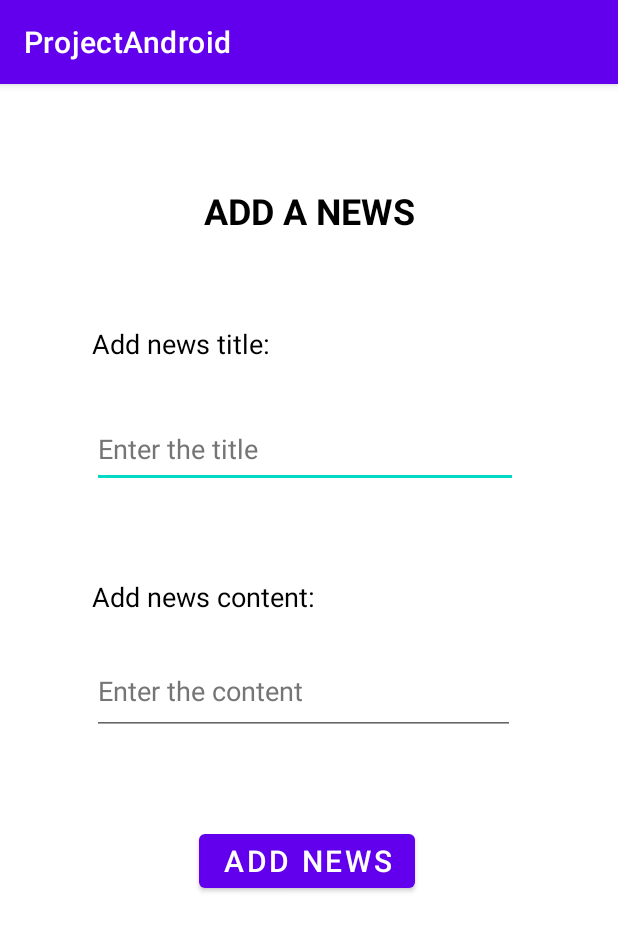
After one commit to AtasieOana/Android-Project, an Android app: the NewNewsActivity screen opened directly, with no data from a screen before it, on a phone screen of 412 x 824 dp. The commit adds this screen. Shown: the top 931 px of the screen. Run offline under Robolectric (Android 15) with nearby library versions, the phone set to English and light mode, and no system bars.

Commit message:
add news activity

```diff
--- a/app/src/main/AndroidManifest.xml
+++ b/app/src/main/AndroidManifest.xml
@@ -24,6 +24,7 @@
         </intent-filter>
         </activity>
         <activity android:name=".RegisterActivity"/>
+        <activity android:name=".NewNewsActivity"/>
         <activity android:name=".MainActivity" />
 
     </application>
--- a/app/src/main/java/com/example/projectandroid/LoginActivity.java
+++ b/app/src/main/java/com/example/projectandroid/LoginActivity.java
@@ -10,6 +10,7 @@ import android.widget.Toast;
 import androidx.appcompat.app.AppCompatActivity;
 
 import com.example.projectandroid.models.User;
+import com.example.projectandroid.newsApi.AsyncTaskNews;
 import com.example.projectandroid.repository.UserRepository;
 
 public class LoginActivity extends AppCompatActivity {
@@ -29,6 +30,10 @@ public class LoginActivity extends AppCompatActivity {
         loginButton = findViewById(R.id.pressLoginButton);
 
         userRepository = new UserRepository(this);
+
+        // add initial news in database
+        AsyncTaskNews task = new AsyncTaskNews(this);
+        task.execute();
 
         loginButton.setOnClickListener(new View.OnClickListener() {
             @Override
--- a/app/src/main/java/com/example/projectandroid/MainActivity.java
+++ b/app/src/main/java/com/example/projectandroid/MainActivity.java
@@ -33,12 +33,6 @@ public class MainActivity extends AppCompatActivity {
             }
         });
 
-        // add initial news in database
-        AsyncTaskNews task = new AsyncTaskNews(this);
-        task.execute();
-
-        System.out.println("main activity");
-
     }
 
     //button NewsList
--- /dev/null
+++ b/app/src/main/java/com/example/projectandroid/NewNewsActivity.java
@@ -0,0 +1,74 @@
+package com.example.projectandroid;
+
+import android.content.Intent;
+import android.os.Bundle;
+import android.view.View;
+import android.widget.Button;
+import android.widget.EditText;
+import android.widget.Toast;
+
+import androidx.appcompat.app.AppCompatActivity;
+
+import com.example.projectandroid.models.News;
+import com.example.projectandroid.models.User;
+import com.example.projectandroid.repository.NewsRepository;
+import com.example.projectandroid.repository.UserRepository;
+
+import java.util.Date;
+
+public class NewNewsActivity extends AppCompatActivity {
+
+    EditText titleInput, contentInput;
+    Button addNewsButton;
+    UserRepository userRepository;
+    NewsRepository newsRepository;
+    User user;
+
+    @Override
+    protected void onCreate(Bundle savedInstanceState) {
+        super.onCreate(savedInstanceState);
+        setContentView(R.layout.activity_new_news);
+
+        titleInput = findViewById(R.id.titleInput);
+        contentInput = findViewById(R.id.contentInput);
+        addNewsButton = findViewById(R.id.addNewsButton);
+
+        userRepository = new UserRepository(this);
+        newsRepository = new NewsRepository(this);
+
+        SessionManagement sessionManagement = new SessionManagement(NewNewsActivity.this);
+        String emailUser = sessionManagement.getSession();
+
+        user = userRepository.getUserByEmail(emailUser);
+
+        addNewsButton.setOnClickListener(new View.OnClickListener() {
+            @Override
+            public void onClick(View v) {
+                setValidation();
+            }
+        });
+    }
+
+    public void setValidation() {
+        // title invalid
+        if (titleInput.getText().toString().isEmpty()) {
+            Toast.makeText(NewNewsActivity.this, "Please write a title", Toast.LENGTH_SHORT).show();
+        }
+        else{
+            // content invalid
+            if (contentInput.getText().toString().isEmpty()) {
+                Toast.makeText(NewNewsActivity.this, "Please write a content", Toast.LENGTH_SHORT).show();
+            } else if (contentInput.getText().length() < 20) {
+                Toast.makeText(NewNewsActivity.this, "Content needs to have at least 20 characters", Toast.LENGTH_SHORT).show();
+            } else {
+                News news = new News(user.getId(), titleInput.getText().toString(),contentInput.getText().toString(), new Date());
+                newsRepository.insertNews(news);
+                System.out.println("News added: " + news);
+                Toast.makeText(NewNewsActivity.this, "News added", Toast.LENGTH_SHORT).show();
+                Intent intent = new Intent(NewNewsActivity.this, NewsFeedActivity.class);
+                startActivity(intent);
+            }
+        }
+
+    }
+}
--- a/app/src/main/java/com/example/projectandroid/NewsFeedActivity.java
+++ b/app/src/main/java/com/example/projectandroid/NewsFeedActivity.java
@@ -1,13 +1,20 @@
 package com.example.projectandroid;
 
+import android.content.Intent;
 import android.os.Bundle;
+import android.view.View;
+import android.widget.Button;
 
 import androidx.appcompat.app.AppCompatActivity;
 import androidx.fragment.app.Fragment;
 import androidx.fragment.app.FragmentTransaction;
 
+import com.example.projectandroid.newsApi.AsyncTaskNews;
+
 
 public class NewsFeedActivity extends AppCompatActivity{
+
+    Button addNewsButton;
 
     @Override
     protected void onCreate(Bundle savedInstanceState) {
@@ -19,6 +26,18 @@ public class NewsFeedActivity extends AppCompatActivity{
         transaction.replace(R.id.layoutNewsFragment,fragment,"news_fragment");
         transaction.commit();
 
+        addNewsButton = findViewById(R.id.addButton);
+
+        System.out.println("main activity");
+
+        addNewsButton.setOnClickListener(new View.OnClickListener() {
+            @Override
+            public void onClick(View v) {
+                // redirect to NewNewsActivity
+                Intent intent = new Intent(getApplicationContext(), NewNewsActivity.class);
+                startActivity(intent);
+            }
+        });
     }
 
 
--- a/app/src/main/java/com/example/projectandroid/RegisterActivity.java
+++ b/app/src/main/java/com/example/projectandroid/RegisterActivity.java
@@ -71,10 +71,15 @@ public class RegisterActivity extends AppCompatActivity {
                     Toast.makeText(RegisterActivity.this, "Password needs to have at least 6 characters", Toast.LENGTH_SHORT).show();
                 } else  {
                     // adding user
-                    User user = new User(emailInput.getText().toString(), passwordInput.getText().toString(), nameInput.getText().toString());
-                    userRepository.insertUser(user);
-                    Intent intent = new Intent(RegisterActivity.this, LoginActivity.class);
-                    startActivity(intent);
+                    if(userRepository.getUserByEmail(emailInput.getText().toString()) != null){
+                        Toast.makeText(RegisterActivity.this, "There is already an account with this email", Toast.LENGTH_SHORT).show();
+                    }
+                    else {
+                        User user = new User(emailInput.getText().toString(), passwordInput.getText().toString(), nameInput.getText().toString());
+                        userRepository.insertUser(user);
+                        Intent intent = new Intent(RegisterActivity.this, LoginActivity.class);
+                        startActivity(intent);
+                    }
                 }
             }
         }
--- a/app/src/main/java/com/example/projectandroid/models/News.java
+++ b/app/src/main/java/com/example/projectandroid/models/News.java
@@ -16,6 +16,13 @@ public class News {
 
     public News(int id, int user_id, String title, String content, Date created_at) {
         this.id = id;
+        this.user_id = user_id;
+        this.title = title;
+        this.content = content;
+        this.created_at = created_at;
+    }
+
+    public News(int user_id, String title, String content, Date created_at) {
         this.user_id = user_id;
         this.title = title;
         this.content = content;
--- a/app/src/main/java/com/example/projectandroid/repository/NewsRepository.java
+++ b/app/src/main/java/com/example/projectandroid/repository/NewsRepository.java
@@ -20,7 +20,6 @@ import java.util.ArrayList;
 import java.util.Date;
 import java.util.List;
 import java.util.Objects;
-import java.util.stream.Collectors;
 
 import retrofit2.Call;
 import retrofit2.Callback;
@@ -28,12 +27,11 @@ import retrofit2.Response;
 
 public class NewsRepository {
 
-    private final AppDatabase appDatabase;
     private final SQLiteDatabase db;
     private final UserRepository userRepository;
 
     public NewsRepository(Context context) {
-        appDatabase = new AppDatabase(context);
+        AppDatabase appDatabase = new AppDatabase(context);
         db = appDatabase.getReadableDatabase();
         userRepository = new UserRepository(context);
     }
--- /dev/null
+++ b/app/src/main/res/layout/activity_new_news.xml
@@ -0,0 +1,110 @@
+<?xml version="1.0" encoding="utf-8"?>
+<androidx.constraintlayout.widget.ConstraintLayout xmlns:android="http://schemas.android.com/apk/res/android"
+    xmlns:app="http://schemas.android.com/apk/res-auto"
+    xmlns:tools="http://schemas.android.com/tools"
+    android:layout_width="match_parent"
+    android:layout_height="match_parent"
+    tools:ignore="LabelFor"
+    >
+
+    <TextView
+        android:id="@+id/addNewsTitle"
+        android:layout_width="wrap_content"
+        android:layout_height="wrap_content"
+        android:layout_marginStart="135dp"
+        android:layout_marginTop="68dp"
+        android:layout_marginEnd="135dp"
+        android:text="@string/add_a_news"
+        android:textColor="#000000"
+        android:textSize="24sp"
+        android:textStyle="bold"
+        app:layout_constraintEnd_toEndOf="parent"
+        app:layout_constraintHorizontal_bias="1.0"
+        app:layout_constraintStart_toStartOf="parent"
+        app:layout_constraintTop_toTopOf="parent" />
+
+    <TextView
+        android:id="@+id/textTitle"
+        android:layout_width="wrap_content"
+        android:layout_height="wrap_content"
+        android:layout_marginStart="61dp"
+        android:layout_marginTop="60dp"
+        android:layout_marginEnd="246dp"
+        android:text="@string/add_news_title"
+        android:textColor="#000000"
+        android:textSize="18sp"
+        app:layout_constraintEnd_toEndOf="parent"
+        app:layout_constraintHorizontal_bias="0.0"
+        app:layout_constraintStart_toStartOf="parent"
+        app:layout_constraintTop_toBottomOf="@+id/addNewsTitle" />
+
+    <EditText
+        android:id="@+id/titleInput"
+        android:layout_width="284dp"
+        android:layout_height="52dp"
+        android:layout_marginStart="61dp"
+        android:layout_marginTop="32dp"
+        android:layout_marginEnd="140dp"
+        android:autofillHints="News title"
+        android:ems="10"
+        android:hint="@string/enter_the_title"
+        android:inputType="textPersonName"
+        android:minHeight="48dp"
+        android:textColor="#000000"
+        android:textColorHint="#757575"
+        android:textSize="18sp"
+        app:layout_constraintEnd_toEndOf="parent"
+        app:layout_constraintHorizontal_bias="0.0"
+        app:layout_constraintStart_toStartOf="parent"
+        app:layout_constraintTop_toBottomOf="@+id/textTitle" />
+
+    <TextView
+        android:id="@+id/textContent"
+        android:layout_width="wrap_content"
+        android:layout_height="wrap_content"
+        android:layout_marginStart="61dp"
+        android:layout_marginTop="60dp"
+        android:layout_marginEnd="218dp"
+        android:text="@string/add_news_content"
+        android:textColor="#000000"
+        android:textSize="18sp"
+        app:layout_constraintEnd_toEndOf="parent"
+        app:layout_constraintHorizontal_bias="0.0"
+        app:layout_constraintStart_toStartOf="parent"
+        app:layout_constraintTop_toBottomOf="@+id/titleInput" />
+
+    <EditText
+        android:id="@+id/contentInput"
+        android:layout_width="282dp"
+        android:layout_height="52dp"
+        android:layout_marginStart="61dp"
+        android:layout_marginTop="28dp"
+        android:layout_marginEnd="140dp"
+        android:autofillHints="News content"
+        android:ems="10"
+        android:gravity="start|top"
+        android:hint="@string/enter_the_content"
+        android:inputType="textMultiLine"
+        android:minHeight="48dp"
+        android:textColor="#000000"
+        android:textColorHint="#757575"
+        app:layout_constraintEnd_toEndOf="parent"
+        app:layout_constraintHorizontal_bias="0.0"
+        app:layout_constraintStart_toStartOf="parent"
+        app:layout_constraintTop_toBottomOf="@+id/textContent" />
+
+    <Button
+        android:id="@+id/addNewsButton"
+        android:layout_width="wrap_content"
+        android:layout_height="wrap_content"
+        android:layout_marginStart="198dp"
+        android:layout_marginTop="60dp"
+        android:layout_marginEnd="198dp"
+        android:text="@string/add_news"
+        android:textSize="20sp"
+        app:layout_constraintEnd_toEndOf="parent"
+        app:layout_constraintHorizontal_bias="0.515"
+        app:layout_constraintStart_toStartOf="parent"
+        app:layout_constraintTop_toBottomOf="@+id/contentInput"
+        tools:ignore="DuplicateSpeakableTextCheck" />
+</androidx.constraintlayout.widget.ConstraintLayout>
--- a/app/src/main/res/layout/activity_news_feed.xml
+++ b/app/src/main/res/layout/activity_news_feed.xml
@@ -40,6 +40,14 @@
             android:layout_width="match_parent"
             android:layout_height="wrap_content" />
 
+        <Button
+            android:id="@+id/addButton"
+            android:layout_width="match_parent"
+            android:layout_height="wrap_content"
+            android:layout_marginTop="10dp"
+            android:layout_marginBottom="10dp"
+            android:text="@string/add_a_news" />
+
     </LinearLayout>
 
 </androidx.constraintlayout.widget.ConstraintLayout>
--- a/app/src/main/res/layout/activity_register.xml
+++ b/app/src/main/res/layout/activity_register.xml
@@ -93,11 +93,12 @@
         android:layout_width="wrap_content"
         android:layout_height="wrap_content"
         android:layout_marginStart="180dp"
-        android:layout_marginTop="50dp"
+        android:layout_marginTop="40dp"
         android:layout_marginEnd="180dp"
         android:text="@string/go_to_login"
         android:textSize="20sp"
         app:layout_constraintEnd_toEndOf="parent"
+        app:layout_constraintHorizontal_bias="0.504"
         app:layout_constraintStart_toStartOf="parent"
         app:layout_constraintTop_toBottomOf="@+id/registerButton" />
 
--- a/app/src/main/res/values/strings.xml
+++ b/app/src/main/res/values/strings.xml
@@ -15,4 +15,10 @@
     <string name="go_to_login">Go to login</string>
     <string name="login">LOGIN</string>
     <string name="go_to_register">Go to register</string>
+    <string name="add_a_news">ADD A NEWS</string>
+    <string name="enter_the_title">Enter the title</string>
+    <string name="add_news_title">Add news title:</string>
+    <string name="add_news">Add news</string>
+    <string name="enter_the_content">Enter the content</string>
+    <string name="add_news_content">Add news content:</string>
 </resources>
```
Also changed, not shown: 32 other files.
